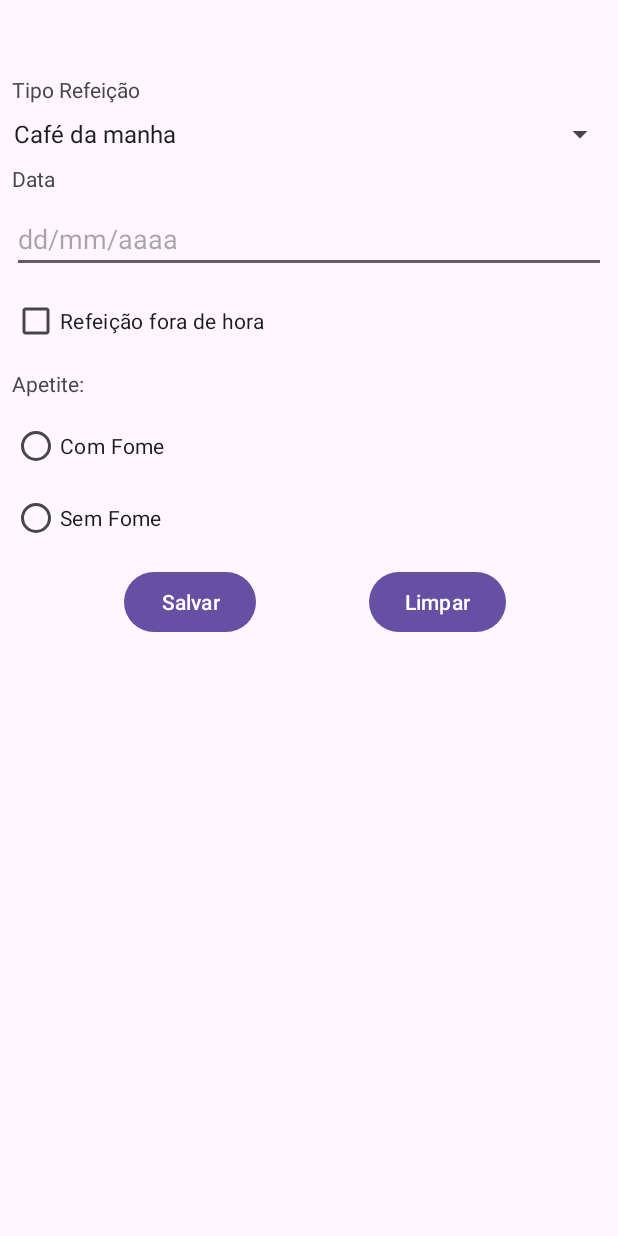
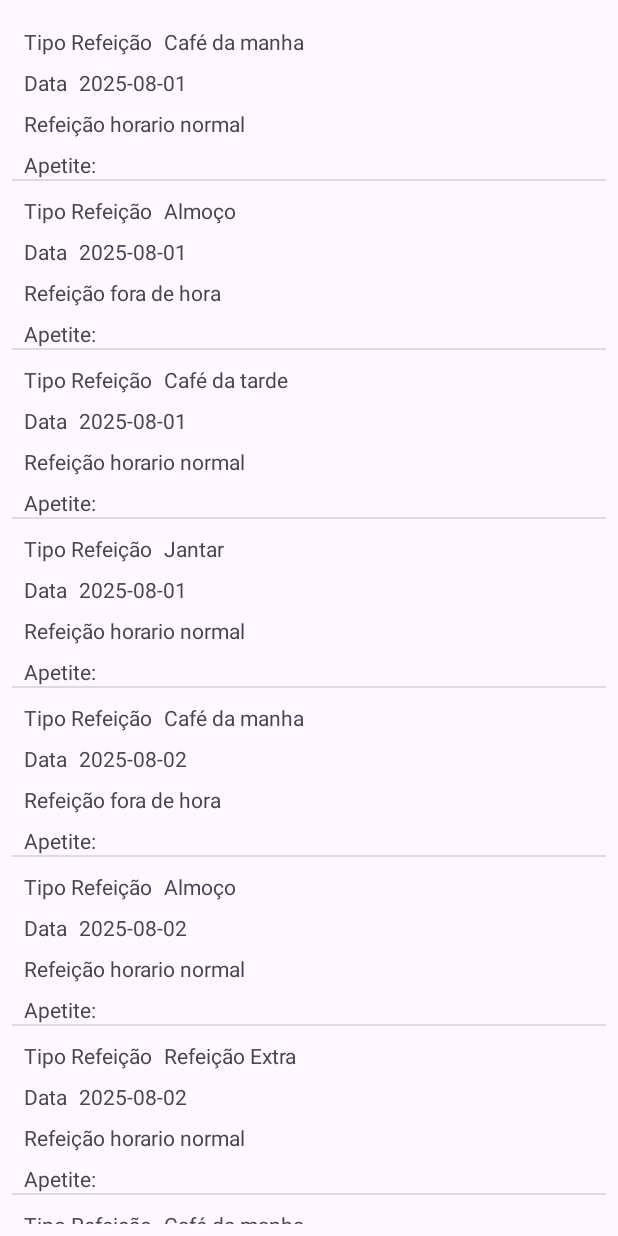
Before and after one commit to lucaspoltronieri/ControleAlimentar, an Android app: the screen it shows after launch (RefeicaoActivity before the commit, ListaRefeicaoActivity after it), on a phone screen of 412 x 824 dp. Run offline under Robolectric (Android 15) with nearby library versions, the phone set to English and light mode, and no system bars; 1 statement that could not run was skipped.

Commit message:
feat: implement task 2 - meal listing with ListView and adapter

```diff
--- a/app/src/main/AndroidManifest.xml
+++ b/app/src/main/AndroidManifest.xml
@@ -12,7 +12,7 @@
         android:supportsRtl="true"
         android:theme="@style/Theme.ControleAlimentar">
         <activity
-            android:name=".RefeicaoActivity"
+            android:name=".ListaRefeicaoActivity"
             android:exported="true">
             <intent-filter>
                 <action android:name="android.intent.action.MAIN" />
@@ -20,6 +20,10 @@
                 <category android:name="android.intent.category.LAUNCHER" />
             </intent-filter>
         </activity>
+        <activity
+            android:name=".RefeicaoActivity"
+            android:exported="false">
+        </activity>
     </application>
 
 </manifest>
--- /dev/null
+++ b/app/src/main/java/com/lucaspoltronieri/controlealimentar/ListaRefeicaoActivity.java
@@ -0,0 +1,53 @@
+package com.lucaspoltronieri.controlealimentar;
+
+import android.os.Bundle;
+import android.widget.ListView;
+
+import androidx.appcompat.app.AppCompatActivity;
+
+import java.util.ArrayList;
+import java.util.List;
+
+public class ListaRefeicaoActivity extends AppCompatActivity {
+
+    private ListView listViewRefeicao;
+    private List<Refeicao> listaRefeicao;
+
+    private RefeicaoAdapter refeicaoAdapter;
+
+    @Override
+    protected void onCreate(Bundle savedInstanceState) {
+        super.onCreate(savedInstanceState);
+        setContentView(R.layout.activity_lista_refeicao);
+
+        listViewRefeicao = findViewById(R.id.listViewRefeicao);
+
+        popularListaRefeicao();
+    }
+
+    private void popularListaRefeicao(){
+
+        int[] refeicao_tipo = getResources().getIntArray(R.array.refeicao_tipo);
+        String[] refeicao_datas = getResources().getStringArray(R.array.refeicao_datas);
+        int[] refeicao_fora_horario = getResources().getIntArray(R.array.refeicao_fora_horario);
+        int[] refeicao_apetite = getResources().getIntArray(R.array.refeicao_apetite);
+
+        listaRefeicao = new ArrayList<>();
+
+        //criar lista
+        for (int i = 0; i < refeicao_datas.length; i++){
+            boolean foraHorario = (refeicao_fora_horario[i] ==1);
+            Refeicao refeicao = new Refeicao(
+                    refeicao_tipo[i],
+                    refeicao_datas[i],
+                    refeicao_apetite[i],
+                    foraHorario
+            );
+            listaRefeicao.add(refeicao);
+        }
+
+        refeicaoAdapter = new RefeicaoAdapter(this, listaRefeicao);
+
+        listViewRefeicao.setAdapter(refeicaoAdapter);
+    }
+}
--- /dev/null
+++ b/app/src/main/java/com/lucaspoltronieri/controlealimentar/Refeicao.java
@@ -0,0 +1,47 @@
+package com.lucaspoltronieri.controlealimentar;
+
+public class Refeicao {
+    private int tipoRefeicao;
+    private String data;
+    private int apetite;
+    private boolean foraHorario;
+
+    public Refeicao(int tipoRefeicao, String data, int apetite, boolean foraHorario) {
+        this.tipoRefeicao = tipoRefeicao;
+        this.data = data;
+        this.apetite = apetite;
+        this.foraHorario = foraHorario;
+    }
+
+    public int getTipoRefeicao() {
+        return tipoRefeicao;
+    }
+
+    public void setTipoRefeicao(int tipoRefeicao) {
+        this.tipoRefeicao = tipoRefeicao;
+    }
+
+    public String getData() {
+        return data;
+    }
+
+    public void setData(String data) {
+        this.data = data;
+    }
+
+    public int getApetite() {
+        return apetite;
+    }
+
+    public void setApetite(int apetite) {
+        this.apetite = apetite;
+    }
+
+    public boolean isForaHorario() {
+        return foraHorario;
+    }
+
+    public void setForaHorario(boolean foraHorario) {
+        this.foraHorario = foraHorario;
+    }
+}
--- /dev/null
+++ b/app/src/main/java/com/lucaspoltronieri/controlealimentar/RefeicaoAdapter.java
@@ -0,0 +1,89 @@
+package com.lucaspoltronieri.controlealimentar;
+
+import android.content.Context;
+import android.view.LayoutInflater;
+import android.view.View;
+import android.view.ViewGroup;
+import android.widget.BaseAdapter;
+import android.widget.TextView;
+
+import java.util.List;
+
+public class RefeicaoAdapter extends BaseAdapter {
+
+    private Context context;
+    private List<Refeicao> listaRefeicao;
+    private String[] tipoRefeicao;
+    private String[] apetite;
+
+    private static class RefeicaoHolder{
+
+        public TextView textViewValorTipoRefeicao;
+        public TextView textViewValorData;
+        public TextView textViewForaHorario;
+        public TextView textViewApetite;
+
+    }
+
+    public RefeicaoAdapter(Context context, List<Refeicao> listaRefeicao) {
+        this.context = context;
+        this.listaRefeicao = listaRefeicao;
+
+        tipoRefeicao = context.getResources().getStringArray(R.array.tiposRefeicao);
+        apetite = context.getResources().getStringArray(R.array.apetite);
+
+    }
+
+    @Override
+    public int getCount() {
+        return listaRefeicao.size();
+    }
+
+    @Override
+    public Object getItem(int position) {
+        return listaRefeicao.get(position);
+    }
+
+    @Override
+    public long getItemId(int position) {
+        return 0;
+    }
+
+    @Override
+    public View getView(int position, View convertView, ViewGroup parent) {
+
+        RefeicaoHolder holder;
+        if(convertView == null){
+            LayoutInflater inflater = (LayoutInflater) context.getSystemService(
+                    Context.LAYOUT_INFLATER_SERVICE);
+            convertView = inflater.inflate(R.layout.item_lista_refeicao, parent, false);
+            holder = new RefeicaoHolder();
+
+            holder.textViewValorTipoRefeicao = convertView.findViewById(R.id.textViewValorTipoRefeicao);
+            holder.textViewValorData = convertView.findViewById(R.id.textViewValorData);
+            holder.textViewForaHorario = convertView.findViewById(R.id.textViewValorForaHorario);
+            holder.textViewApetite = convertView.findViewById(R.id.textViewApetite);
+
+            convertView.setTag(holder);
+
+        } else {
+
+            holder = (RefeicaoHolder) convertView.getTag();
+        }
+
+        Refeicao refeicao = listaRefeicao.get(position);
+
+        holder.textViewValorTipoRefeicao.setText(tipoRefeicao[refeicao.getTipoRefeicao()]);
+        holder.textViewValorData.setText(refeicao.getData());
+
+        if(refeicao.isForaHorario()){
+            holder.textViewForaHorario.setText(R.string.refeicao_fora_horario);
+        } else {
+            holder.textViewForaHorario.setText(R.string.refeicao_horario_normal);
+        }
+        holder.textViewApetite.setText(apetite[refeicao.getApetite()]);
+
+
+        return convertView;
+    }
+}
--- /dev/null
+++ b/app/src/main/res/layout/activity_lista_refeicao.xml
@@ -0,0 +1,23 @@
+<?xml version="1.0" encoding="utf-8"?>
+<androidx.constraintlayout.widget.ConstraintLayout xmlns:android="http://schemas.android.com/apk/res/android"
+    xmlns:app="http://schemas.android.com/apk/res-auto"
+    xmlns:tools="http://schemas.android.com/tools"
+    android:id="@+id/main"
+    android:layout_width="match_parent"
+    android:layout_height="match_parent"
+    tools:context=".ListaRefeicaoActivity">
+
+    <ListView
+        android:id="@+id/listViewRefeicao"
+        android:layout_width="0dp"
+        android:layout_height="0dp"
+        android:layout_marginStart="8dp"
+        android:layout_marginTop="8dp"
+        android:layout_marginEnd="8dp"
+        android:layout_marginBottom="8dp"
+        app:layout_constraintBottom_toBottomOf="parent"
+        app:layout_constraintEnd_toEndOf="parent"
+        app:layout_constraintStart_toStartOf="parent"
+        app:layout_constraintTop_toTopOf="parent"
+        tools:listitem="@layout/item_lista_refeicao"/>
+</androidx.constraintlayout.widget.ConstraintLayout>
--- /dev/null
+++ b/app/src/main/res/layout/item_lista_refeicao.xml
@@ -0,0 +1,81 @@
+<?xml version="1.0" encoding="utf-8"?>
+<androidx.constraintlayout.widget.ConstraintLayout xmlns:android="http://schemas.android.com/apk/res/android"
+    xmlns:app="http://schemas.android.com/apk/res-auto"
+    xmlns:tools="http://schemas.android.com/tools"
+    android:layout_width="match_parent"
+    android:layout_height="wrap_content">
+
+    <TextView
+        android:id="@+id/textViewRotuloTipoRefeicao"
+        android:layout_width="wrap_content"
+        android:layout_height="wrap_content"
+        android:layout_marginStart="8dp"
+        android:layout_marginTop="10dp"
+        android:text="@string/tipo_refeicao"
+        app:layout_constraintStart_toStartOf="parent"
+        app:layout_constraintTop_toTopOf="parent" />
+
+    <TextView
+        android:id="@+id/textViewValorTipoRefeicao"
+        android:layout_width="0dp"
+        android:layout_height="wrap_content"
+        android:layout_marginStart="8dp"
+        android:layout_marginTop="10dp"
+        android:layout_marginEnd="8dp"
+        app:layout_constraintEnd_toEndOf="parent"
+        app:layout_constraintStart_toEndOf="@+id/textViewRotuloTipoRefeicao"
+        app:layout_constraintTop_toTopOf="parent" />
+
+    <TextView
+        android:id="@+id/textViewRotuloData"
+        android:layout_width="wrap_content"
+        android:layout_height="wrap_content"
+        android:layout_marginStart="8dp"
+        android:layout_marginTop="8dp"
+        android:text="@string/data"
+        app:layout_constraintStart_toStartOf="parent"
+        app:layout_constraintTop_toBottomOf="@+id/textViewRotuloTipoRefeicao" />
+
+    <TextView
+        android:id="@+id/textViewValorData"
+        android:layout_width="0dp"
+        android:layout_height="wrap_content"
+        android:layout_marginStart="8dp"
+        android:layout_marginTop="8dp"
+        android:layout_marginEnd="8dp"
+        app:layout_constraintEnd_toEndOf="parent"
+        app:layout_constraintStart_toEndOf="@+id/textViewRotuloData"
+        app:layout_constraintTop_toBottomOf="@+id/textViewValorTipoRefeicao" />
+
+    <TextView
+        android:id="@+id/textViewValorForaHorario"
+        android:layout_width="0dp"
+        android:layout_height="wrap_content"
+        android:layout_marginStart="8dp"
+        android:layout_marginTop="8dp"
+        android:layout_marginEnd="8dp"
+        app:layout_constraintEnd_toEndOf="parent"
+        app:layout_constraintStart_toStartOf="parent"
+        app:layout_constraintTop_toBottomOf="@+id/textViewRotuloData" />
+
+    <TextView
+        android:id="@+id/textViewRotuloApetite"
+        android:layout_width="wrap_content"
+        android:layout_height="wrap_content"
+        android:layout_marginStart="8dp"
+        android:layout_marginTop="8dp"
+        android:text="@string/apetite"
+        app:layout_constraintStart_toStartOf="parent"
+        app:layout_constraintTop_toBottomOf="@+id/textViewValorForaHorario" />
+
+    <TextView
+        android:id="@+id/textViewValorApetite"
+        android:layout_width="0dp"
+        android:layout_height="wrap_content"
+        android:layout_marginStart="8dp"
+        android:layout_marginTop="8dp"
+        android:layout_marginEnd="8dp"
+        app:layout_constraintEnd_toEndOf="parent"
+        app:layout_constraintStart_toEndOf="@+id/textViewRotuloApetite"
+        app:layout_constraintTop_toBottomOf="@+id/textViewValorForaHorario" />
+</androidx.constraintlayout.widget.ConstraintLayout>
--- a/app/src/main/res/values/arrays.xml
+++ b/app/src/main/res/values/arrays.xml
@@ -9,4 +9,42 @@
         <item>@string/ceia</item>
         <item>@string/refeicao_extra</item>
     </string-array>
+
+    <string-array name="apetite">
+        <item>Com fome</item>
+        <item>Sem fome</item>
+    </string-array>
+
+    <integer-array name="refeicao_tipo">
+        <item>0</item><item>1</item><item>2</item><item>3</item><item>0</item>
+        <item>1</item><item>5</item><item>0</item><item>1</item><item>2</item>
+    </integer-array>
+
+    <string-array name="refeicao_datas">
+        <item>2025-08-01</item>
+        <item>2025-08-01</item>
+        <item>2025-08-01</item>
+        <item>2025-08-01</item>
+        <item>2025-08-02</item>
+        <item>2025-08-02</item>
+        <item>2025-08-02</item>
+        <item>2025-08-03</item>
+        <item>2025-08-03</item>
+        <item>2025-08-03</item>
+    </string-array>
+
+    <integer-array name="refeicao_fora_horario">
+        <item>0</item><item>1</item><item>0</item><item>0</item><item>1</item>
+        <item>0</item><item>0</item><item>0</item><item>1</item><item>0</item>
+    </integer-array>
+
+    <integer-array name="refeicao_apetite">
+        <item>1</item><item>1</item><item>0</item><item>1</item><item>0</item>
+        <item>1</item><item>0</item><item>1</item><item>0</item><item>1</item>
+    </integer-array>
+
+
+
+
+
 </resources>
--- a/app/src/main/res/values/strings.xml
+++ b/app/src/main/res/values/strings.xml
@@ -9,6 +9,7 @@
     <string name="ceia">Ceia</string>
     <string name="refeicao_extra">Refeição Extra</string>
     <string name="refeicao_fora_horario">Refeição fora de hora</string>
+    <string name="refeicao_horario_normal">Refeição horario normal</string>
     <string name="com_fome">Com Fome</string>
     <string name="sem_fome">Sem Fome</string>
     <string name="salvar">Salvar</string>
```
